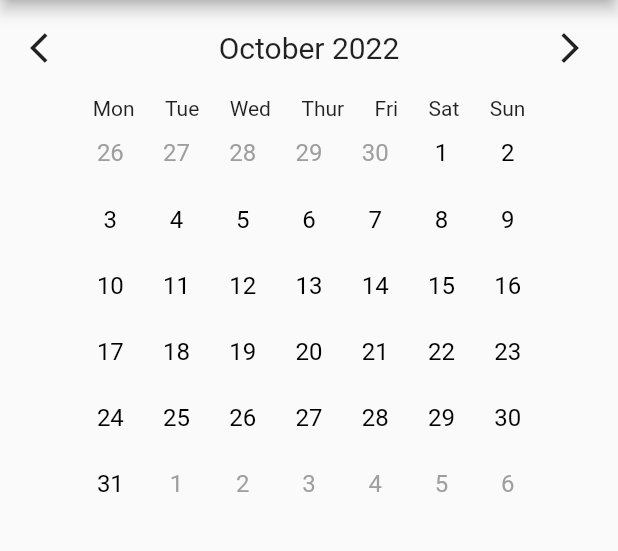
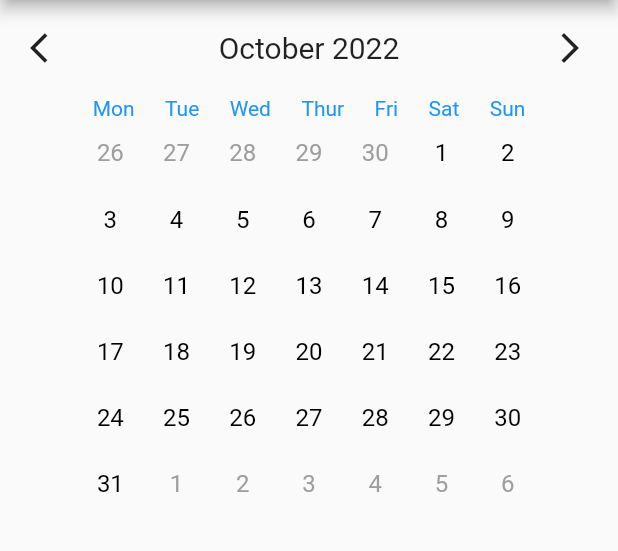
Before and after one commit to mihaab123/flutter_calendar_test, a Flutter app: the screen it shows after launch, on a phone screen of 412 x 824 dp, the part 84-635 px from its top. Run offline on Flutter 3.47's test engine with Material 2 defaults, Android fonts, the phone set to English and light mode, and no system bars; our stand-ins replace badges, get, sqflite; accounts and stored records are empty.

Commit message:
color header

```diff
--- a/lib/screens/calendar/widgets/calendar_header.dart
+++ b/lib/screens/calendar/widgets/calendar_header.dart
@@ -12,7 +12,10 @@ class CalendarHeader extends StatelessWidget {
         mainAxisAlignment: MainAxisAlignment.spaceBetween,
         children: List.generate(
           7,
-          (index) => Text(weekDays[index]),
+          (index) => Text(
+            weekDays[index],
+            style: const TextStyle(color: Colors.blue),
+          ),
         ),
       ),
     );
```
